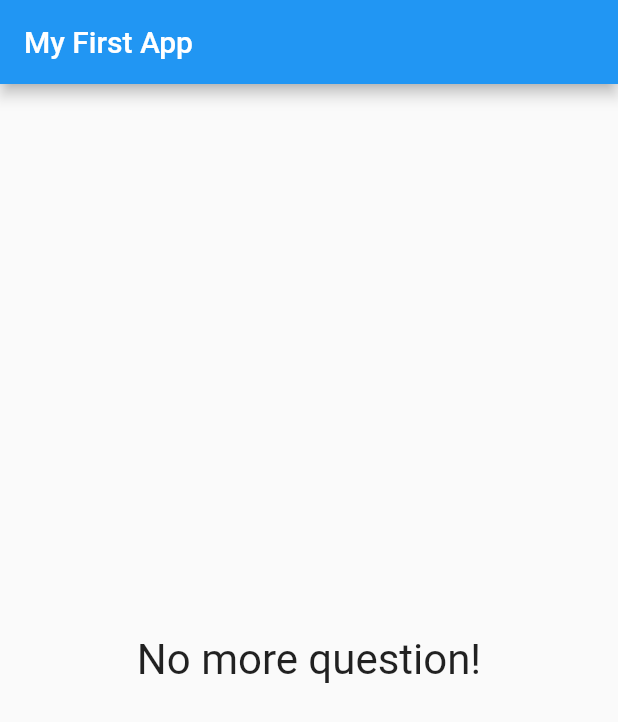
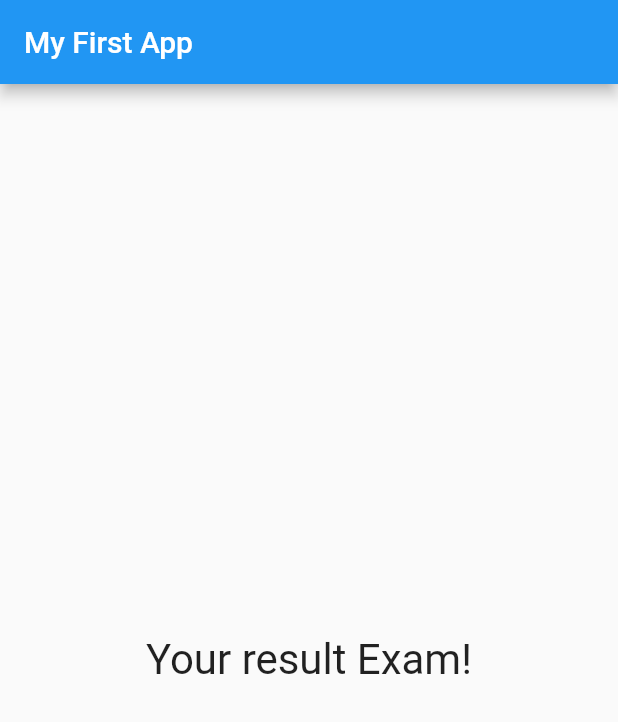
Before and after one commit to bbun0639/first_app, a Flutter app: the screen it shows after launch, after a tap on "Black", after a tap on "Cat", after a tap on "Rack", on a phone screen of 412 x 824 dp. Shown: the top 722 px of the screen. Run offline on Flutter 3.47's test engine with Material 2 defaults, Android fonts, the phone set to English and light mode, and no system bars; missing offline and left inert: wifi_hunter.

Commit message:
Split the app into new file widget

```diff
--- a/lib/main.dart
+++ b/lib/main.dart
@@ -1,9 +1,12 @@
+import 'package:first_app/result.dart';
 import 'package:flutter/material.dart';
 
 import './question.dart';
-
 import './answer.dart';
 
+import './quiz.dart';
+
+import './result.dart';
 
 // void main(){
 //   runApp(MyApp());
@@ -27,18 +30,33 @@ class _MyAppState extends State<MyApp> {
 
   var _questionIndex = 0;
 
-  final questions = const [                         //Add 'const' in front of variable for value is const in Dart
+  final _questions = const [
+    //Add 'const' in front of variable for value is const in Dart
     {
-        'questionText': 'What\'s your fav color?',    //Map = key-value 'pair'
-        'answer': ['Black', 'White', 'Green', 'Red',],
+      'questionText': 'What\'s your fav color?', //Map = key-value 'pair'
+      'answer': [
+        'Black',
+        'White',
+        'Green',
+        'Red',
+      ],
     },
     {
       'questionText': 'What\'s your fav animal?',
-        'answer': ['Dog', 'Cat', 'Snake', 'Lion',],
+      'answer': [
+        'Dog',
+        'Cat',
+        'Snake',
+        'Lion',
+      ],
     },
     {
       'questionText': 'What\'s your fav instructor?',
-        'answer': ['Max', 'Jack', 'Rack',],
+      'answer': [
+        'Max',
+        'Jack',
+        'Rack',
+      ],
     },
   ];
 
@@ -50,7 +68,7 @@ class _MyAppState extends State<MyApp> {
       _questionIndex = _questionIndex + 1;
     });
 
-    if (_questionIndex < questions.length) {
+    if (_questionIndex < _questions.length) {
       print('We have more question!');
     } else {
       print('No more question!');
@@ -63,7 +81,6 @@ class _MyAppState extends State<MyApp> {
   //inheritance by 'extends'
   @override //decorator
   Widget build(BuildContext context) {
-
     //questions = [];   //can't be assigned new object if questions is a 'const' (it could var .... const [])
 
     // var dummy = const ['Hello'];
@@ -76,34 +93,13 @@ class _MyAppState extends State<MyApp> {
         appBar: AppBar(
           title: Text('My First App'),
         ),
-        body: _questionIndex < questions.length ? Column(  // Use '?' for mark border to the code which if this TRUE
-          children: [
-            Question(
-              //It's constructor to get value for the questionText
-              //questions.elementAt(0),
-              questions[_questionIndex]['questionText'],
-            ),
-
-            ...(questions[_questionIndex]['answer'] as List<String>).map((answer) {   //Error at map() : Dart can't detect because 'answer' holds a list
-              return Answer(_answerQuestions, answer);                                //'List<String>' to tell Dart 'answer' is a list
-            }).toList() //Convert value in map() to list    //... take a list that we habe & pull all value in the list
-
-
-
-            // Answer(_answerQuestions), //ต้องไปเพิ่ม  Constructor ด้วยเพื่อยอมรับการ Callback
-            // Answer(_answerQuestions), //Answer จะไป Pointer at a Function Answer
-            // RaisedButton(
-            //   child: Text('Answer 2'),
-            //   color: Colors.deepOrange
-            //   onPressed: () =>
-            //       print('Answer 2 chosen!'), //Anonymous () function
-            // ),
-          ],
-        ) : Center(
-            child: Text(
-              'No more question!',
-              style: TextStyle(fontSize: 28),)
-          ),
+        body: _questionIndex < _questions.length
+            ? Quiz(
+                answerQuestions: _answerQuestions,
+                questionIndex: _questionIndex,
+                questions: _questions,
+              ) //pass value from constructor
+            : Result()
       ),
     );
   }
--- /dev/null
+++ b/lib/quiz.dart
@@ -0,0 +1,44 @@
+import 'package:flutter/material.dart';
+
+import './question.dart';
+import './answer.dart';
+
+class Quiz extends StatelessWidget {
+  final List<Map<String, Object>> questions;
+  final int questionIndex;
+  final Function answerQuestions;
+
+  Quiz(
+      {@required this.answerQuestions,
+      @required this.questions,
+      @required this.questionIndex});   //@require that must not omit(ละเว้น) ,เอาทุกตัว
+
+  @override
+  Widget build(BuildContext context) {
+    return Column(
+      // Use '?' for mark border to the code which if this TRUE
+      children: [
+        Question(
+          //It's constructor to get value for the questionText
+          //questions.elementAt(0),
+          questions[questionIndex]['questionText'],
+        ),
+
+        ...(questions[questionIndex]['answer'] as List<String>).map((answer) {
+          //Error at map() : Dart can't detect because 'answer' holds a list
+          return Answer(answerQuestions,
+              answer); //'List<String>' to tell Dart 'answer' is a list
+        }).toList() //Convert value in map() to list    //... take a list that we habe & pull all value in the list
+
+        // Answer(_answerQuestions), //ต้องไปเพิ่ม  Constructor ด้วยเพื่อยอมรับการ Callback
+        // Answer(_answerQuestions), //Answer จะไป Pointer at a Function Answer
+        // RaisedButton(
+        //   child: Text('Answer 2'),
+        //   color: Colors.deepOrange
+        //   onPressed: () =>
+        //       print('Answer 2 chosen!'), //Anonymous () function
+        // ),
+      ],
+    );
+  }
+}
--- /dev/null
+++ b/lib/result.dart
@@ -0,0 +1,13 @@
+import 'package:flutter/material.dart';
+
+class Result extends StatelessWidget {
+  @override
+  Widget build(BuildContext context) {
+    return Center(
+        child: Text(
+      'Your result Exam!',
+      style: TextStyle(fontSize: 28),
+      )
+    );
+  }
+}
```
Lines whose indentation alone changed are shown as unchanged.
